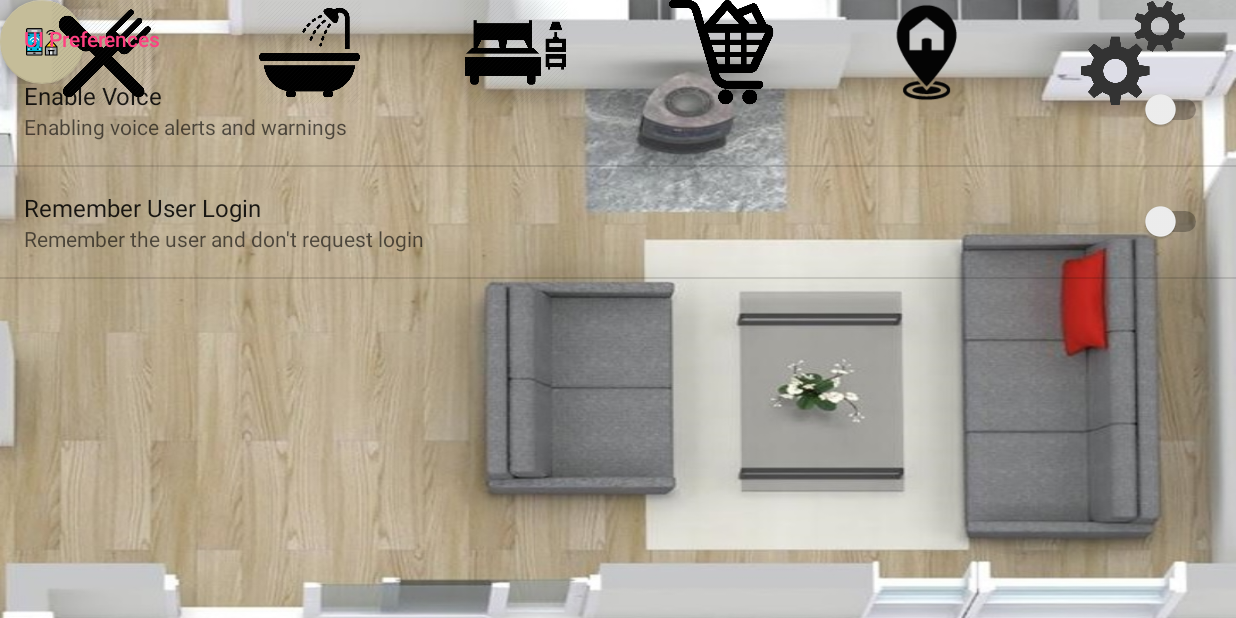
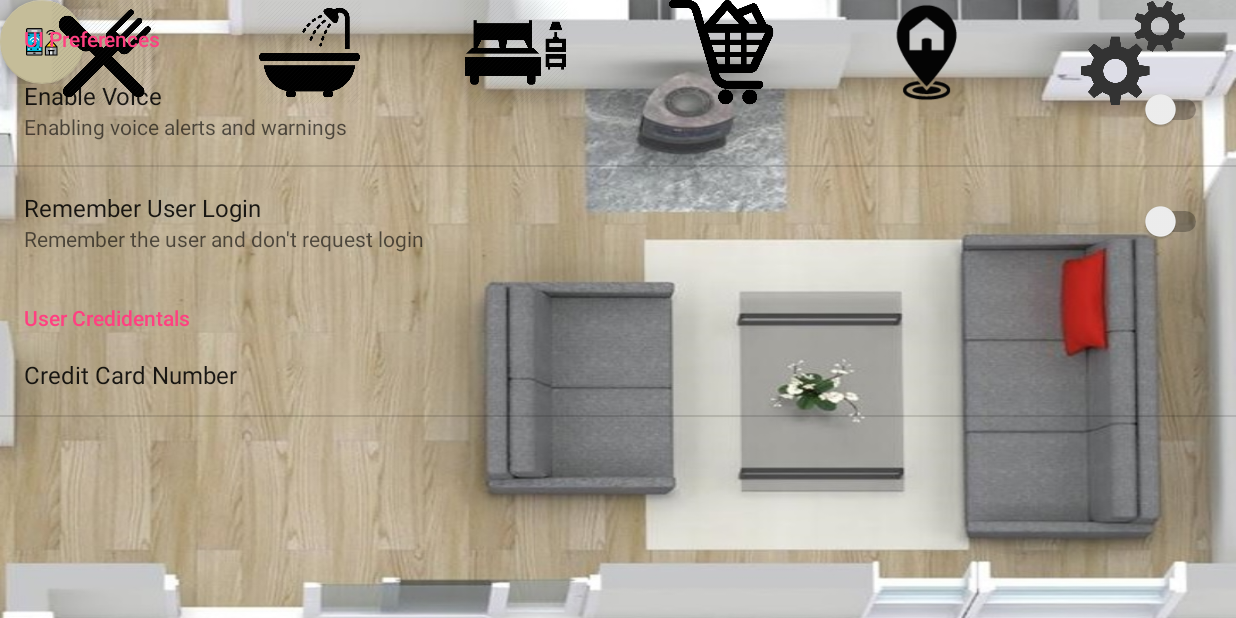
Before and after one commit to Zerakul/SmartyHomey, an Android app: the fragment UISettingsFragment placed in its activity, on a phone screen of 824 x 412 dp (held sideways). Run offline under Robolectric (Android 15) with nearby library versions, the phone set to English and light mode, and no system bars; libraries missing offline, so code that uses them is left out: com.github.fafaldo.fabtoolbar; plain views replace FABToolbarLayout; 2 statements that could not run were skipped.

Commit message:
final final commit

```diff
--- a/app/src/main/java/com/homey/smarty/smartyhomey/BathRoomActivity.java
+++ b/app/src/main/java/com/homey/smarty/smartyhomey/BathRoomActivity.java
@@ -17,9 +17,7 @@ import com.homey.smarty.smartyhomey.Managers.NotifierManager;
 import com.homey.smarty.smartyhomey.Managers.PopUpManager;
 import com.homey.smarty.smartyhomey.Managers.TTSManager;
 
-/**
- * Created by Seiran on 17/07/2017.
- */
+
 
 public class BathRoomActivity extends FragmentActivity {
 
--- a/app/src/main/java/com/homey/smarty/smartyhomey/ConstantValues.java
+++ b/app/src/main/java/com/homey/smarty/smartyhomey/ConstantValues.java
@@ -6,7 +6,7 @@ public  class ConstantValues {
 
     public final static String UI_VOICE_SWITCH = "ui_voice_switch";
     public final static String REQUEST_LOGIN = "login_require";
-
+public final static String CREDIT_INFO = "edit_text_preference_1";
 
 
 
--- a/app/src/main/java/com/homey/smarty/smartyhomey/MainActivity.java
+++ b/app/src/main/java/com/homey/smarty/smartyhomey/MainActivity.java
@@ -12,6 +12,7 @@ import android.widget.ImageView;
 
 import com.github.fafaldo.fabtoolbar.widget.FABToolbarLayout;
 import com.homey.smarty.smartyhomey.Managers.NotifierManager;
+import com.homey.smarty.smartyhomey.Managers.PopUpManager;
 import com.homey.smarty.smartyhomey.Managers.TTSManager;
 import com.homey.smarty.smartyhomey.Settings.SettingsActivity;
 
@@ -21,6 +22,7 @@ public class MainActivity extends FragmentActivity {
     public FABToolbarLayout layout;
     public TTSManager tts ;
     public NotifierManager nm;
+    public PopUpManager pm;
 
     @Override
     protected void onCreate(Bundle savedInstanceState) {
@@ -34,7 +36,7 @@ public class MainActivity extends FragmentActivity {
 
         tts = new TTSManager(this);
         nm = new NotifierManager(this);
-
+        pm = new PopUpManager(this,MainActivity.this);
         setFab();
     }
 
@@ -78,13 +80,14 @@ public class MainActivity extends FragmentActivity {
     public void onHomeLocTap (View v){
         tts.talkLater("Going Home.  Starting tracking procedure");
 
+        pm.customInfoToast("Going Home. Starting tracking procedure");
 
     }
 
     public void onGroceryCartTap (View v){
         tts.talkLater("Groceries arrived");
-        nm.newNotification("Groceries","New Groceries Arrived ");
-
+        nm.newNotification("Smarty Homey New Message","New Groceries Arrived ");
+        pm.customInfoToast("Groceries arrived");
         ImageView gr = (ImageView) findViewById(R.id.grocery);
 
         gr.setVisibility(View.VISIBLE);
@@ -95,7 +98,7 @@ public class MainActivity extends FragmentActivity {
 
     public void onGroceryTap (View v){
         tts.talkLater("Groceries accepted");
-
+        pm.customInfoToast("Groceries accepted");
 
         ImageView gr = (ImageView) findViewById(R.id.grocery);
 
--- a/app/src/main/java/com/homey/smarty/smartyhomey/Managers/Controller.java
+++ b/app/src/main/java/com/homey/smarty/smartyhomey/Managers/Controller.java
@@ -1,8 +1,6 @@
 package com.homey.smarty.smartyhomey.Managers;
 
-/**
- * Created by Seiran on 17/07/2017.
- */
+
 
 public class Controller {
 
--- a/app/src/main/java/com/homey/smarty/smartyhomey/Managers/NotifierManager.java
+++ b/app/src/main/java/com/homey/smarty/smartyhomey/Managers/NotifierManager.java
@@ -8,9 +8,7 @@ import com.homey.smarty.smartyhomey.R;
 
 import static android.content.Context.NOTIFICATION_SERVICE;
 
-/**
- * Created by Zerakul on 7/19/2017.
- */
+
 
 public class NotifierManager {
 
--- a/app/src/main/java/com/homey/smarty/smartyhomey/SleepRoomActivity.java
+++ b/app/src/main/java/com/homey/smarty/smartyhomey/SleepRoomActivity.java
@@ -13,9 +13,7 @@ import com.github.fafaldo.fabtoolbar.widget.FABToolbarLayout;
 import com.homey.smarty.smartyhomey.Managers.PopUpManager;
 import com.homey.smarty.smartyhomey.Managers.TTSManager;
 
-/**
- * Created by Seiran on 17/07/2017.
- */
+
 
 public class SleepRoomActivity extends FragmentActivity {
 
--- a/app/src/main/res/layout/shopinglist_popup.xml
+++ b/app/src/main/res/layout/shopinglist_popup.xml
@@ -76,6 +76,7 @@
             android:layout_alignTop="@+id/textView3"
             android:layout_alignStart="@+id/spinner"
             android:layout_weight="0.5"
+            android:spinnerMode="dialog"
             android:layout_gravity="bottom" />
     </LinearLayout>
 
@@ -95,6 +96,7 @@
             android:layout_below="@+id/spinner6"
             android:layout_toStartOf="@+id/textView"
             android:layout_weight="0.5"
+
             android:textSize="18sp"
             android:paddingLeft="10dp" />
 
@@ -106,6 +108,7 @@
             android:layout_alignTop="@+id/textView2"
             android:layout_alignStart="@+id/spinner6"
             android:layout_weight="0.5"
+            android:spinnerMode="dialog"
             android:layout_gravity="bottom" />
     </LinearLayout>
 
@@ -136,6 +139,7 @@
             android:layout_alignBottom="@+id/textView"
             android:layout_alignParentEnd="false"
             android:layout_weight="0.5"
+            android:spinnerMode="dialog"
             android:layout_gravity="bottom" />
     </LinearLayout>
 
--- a/app/src/main/res/xml/ui_preference.xml
+++ b/app/src/main/res/xml/ui_preference.xml
@@ -20,4 +20,19 @@
 
 
         </PreferenceCategory>
+
+    <PreferenceCategory
+        android:title="User Credidentals"
+        android:key="pref_key_storage_settings">
+
+
+        <EditTextPreference
+            android:defaultValue="123"
+            android:key="edit_text_preference_1"
+            android:selectAllOnFocus="true"
+            android:singleLine="true"
+            android:title="Credit Card Number" />
+
+
+    </PreferenceCategory>
 </PreferenceScreen>
```
Also changed, not shown: app/src/main/java/com/homey/smarty/smartyhomey/KitchenActivity.java (+18 -7 lines), app/src/main/java/com/homey/smarty/smartyhomey/Managers/PopUpManager.java (+0 -100 lines).
